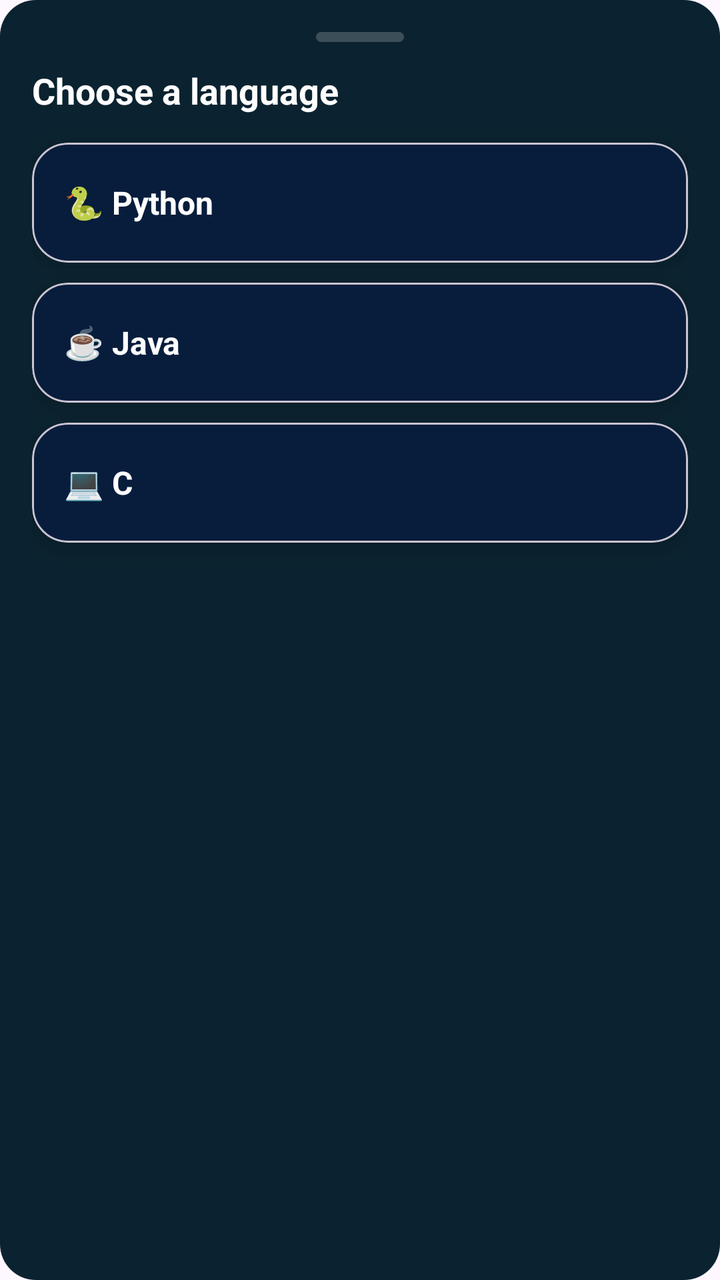
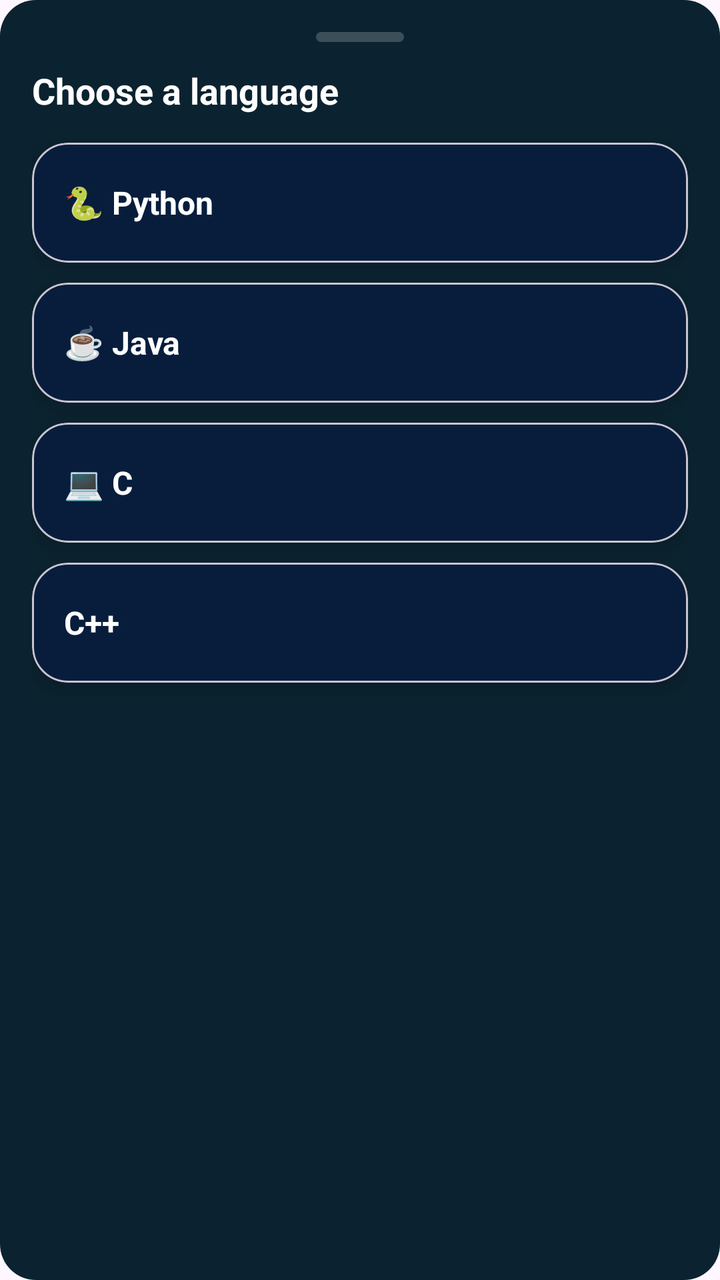

Two renders of the same Android screen: before a commit and after it. Below are the layout's source before the change and the commit's diff.
<!-- AndroidManifest.xml: application theme Theme.GoCode -->
<!-- res/layout/bottomsheet_language_picker.xml -->
<?xml version="1.0" encoding="utf-8"?>
<LinearLayout xmlns:android="http://schemas.android.com/apk/res/android"
    xmlns:app="http://schemas.android.com/apk/res-auto"
    android:layout_width="match_parent"
    android:layout_height="wrap_content"
    android:background="@drawable/bg_home_cards"
    android:orientation="vertical"
    android:padding="16dp">


    <View
        android:layout_width="44dp"
        android:layout_height="5dp"
        android:layout_gravity="center_horizontal"
        android:layout_marginBottom="12dp"
        android:background="@drawable/bg_sheet_handle" />

    <TextView
        android:layout_width="wrap_content"
        android:layout_height="wrap_content"
        android:layout_marginBottom="14dp"
        android:text="Choose a language"
        android:textColor="@color/gc_text_primary"
        android:textSize="18sp"
        android:textStyle="bold" />

    <com.google.android.material.card.MaterialCardView
        android:id="@+id/cardPython"
        android:layout_width="match_parent"
        android:layout_height="60dp"
        android:layout_marginBottom="10dp"
        app:cardBackgroundColor="@color/gc_card_background"
        app:cardCornerRadius="18dp"
        app:cardElevation="6dp">

        <TextView
            android:layout_width="wrap_content"
            android:layout_height="wrap_content"
            android:layout_gravity="center_vertical"
            android:paddingStart="16dp"
            android:text="🐍 Python"
            android:textColor="@color/gc_text_primary"
            android:textSize="16sp"
            android:textStyle="bold" />
    </com.google.android.material.card.MaterialCardView>

    <com.google.android.material.card.MaterialCardView
        android:id="@+id/cardJava"
        android:layout_width="match_parent"
        android:layout_height="60dp"
        android:layout_marginBottom="10dp"
        app:cardBackgroundColor="@color/gc_card_background"
        app:cardCornerRadius="18dp"
        app:cardElevation="6dp">

        <TextView
            android:layout_width="wrap_content"
            android:layout_height="wrap_content"
            android:layout_gravity="center_vertical"
            android:paddingStart="16dp"
            android:text="☕ Java"
            android:textColor="@color/gc_text_primary"
            android:textSize="16sp"
            android:textStyle="bold" />
    </com.google.android.material.card.MaterialCardView>

    <com.google.android.material.card.MaterialCardView
        android:id="@+id/cardC"
        android:layout_width="match_parent"
        android:layout_height="60dp"
        app:cardBackgroundColor="@color/gc_card_background"
        app:cardCornerRadius="18dp"
        app:cardElevation="6dp">

        <TextView
            android:layout_width="wrap_content"
            android:layout_height="wrap_content"
            android:layout_gravity="center_vertical"
            android:paddingStart="16dp"
            android:text="💻 C"
            android:textColor="@color/gc_text_primary"
            android:textSize="16sp"
            android:textStyle="bold" />
    </com.google.android.material.card.MaterialCardView>

</LinearLayout>
<!-- resources referenced by this layout -->
<resources>
  <color name="gc_card_background">#081d3c</color>
  <color name="gc_text_primary">#FFFFFF</color>
  <!-- drawable bg_home_cards (drawable) -->
  <?xml version="1.0" encoding="utf-8"?>
  <shape xmlns:android="http://schemas.android.com/apk/res/android">
      <solid android:color="#0B2330"/>
      <corners android:radius="18dp"/>
      <stroke android:width="0dp" android:color="#1E3A4A"/>
  </shape>
  <!-- drawable bg_sheet_handle (drawable) -->
  <?xml version="1.0" encoding="utf-8"?>
  <shape xmlns:android="http://schemas.android.com/apk/res/android">
      <corners android:radius="999dp"/>
      <solid android:color="#33FFFFFF"/>
  </shape>
  <style name="Theme.GoCode" parent="Theme.Material3.DayNight.NoActionBar">
  
          <item name="android:statusBarColor">@color/status_bar_scrim</item>
          <item name="android:windowDrawsSystemBarBackgrounds">true</item>
          <item name="fontFamily">@font/poppins_medium</item>
  
  
      </style>
  <color name="status_bar_scrim">#B3001028</color>
</resources>

<!-- the commit's change to res/layout/bottomsheet_language_picker.xml (unified diff, before → after) -->
@@ -68,6 +68,7 @@
         android:id="@+id/cardC"
         android:layout_width="match_parent"
         android:layout_height="60dp"
+        android:layout_marginBottom="10dp"
         app:cardBackgroundColor="@color/gc_card_background"
         app:cardCornerRadius="18dp"
         app:cardElevation="6dp">
@@ -83,4 +84,23 @@
             android:textStyle="bold" />
     </com.google.android.material.card.MaterialCardView>
 
+    <com.google.android.material.card.MaterialCardView
+        android:id="@+id/cardCpp"
+        android:layout_width="match_parent"
+        android:layout_height="60dp"
+        app:cardBackgroundColor="@color/gc_card_background"
+        app:cardCornerRadius="18dp"
+        app:cardElevation="6dp">
+
+        <TextView
+            android:layout_width="wrap_content"
+            android:layout_height="wrap_content"
+            android:layout_gravity="center_vertical"
+            android:paddingStart="16dp"
+            android:text="C++"
+            android:textColor="@color/gc_text_primary"
+            android:textSize="16sp"
+            android:textStyle="bold" />
+    </com.google.android.material.card.MaterialCardView>
+
 </LinearLayout>
